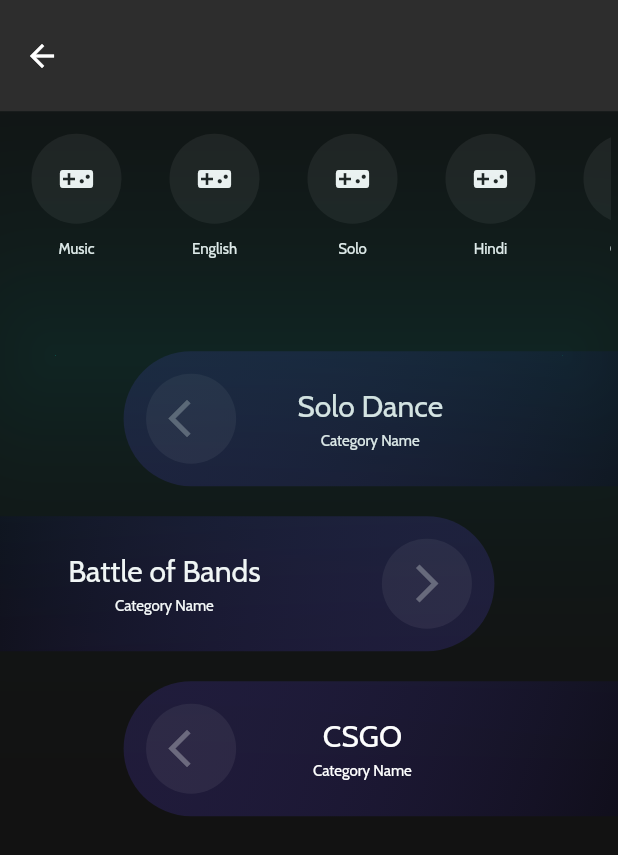
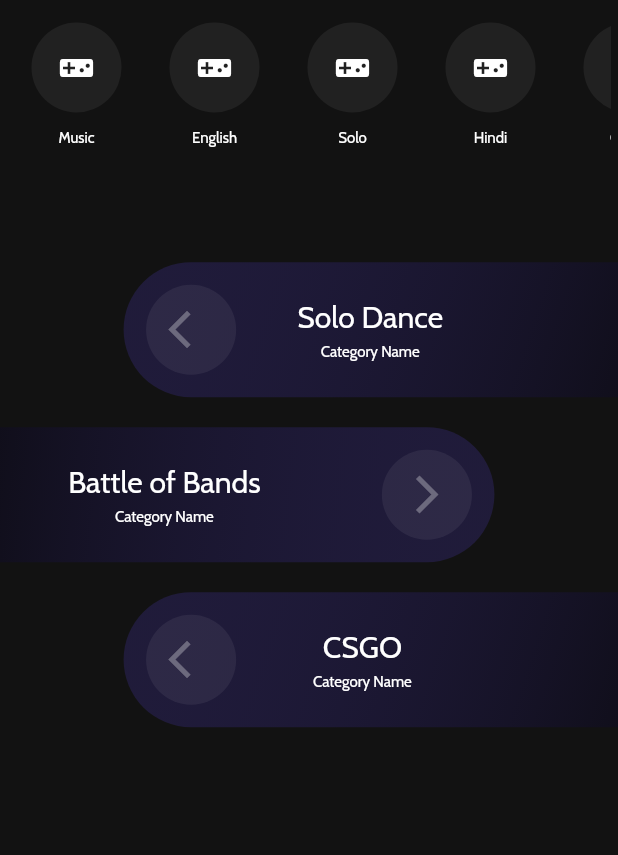
Before and after one commit to sonalika2001/Events-Page, a Flutter app: the screen it shows after launch, on a phone screen of 412 x 824 dp. Shown: the top 855 px of the screen. Run offline on Flutter 3.47's test engine with Material 2 defaults, Android fonts, the phone set to English and light mode, and no system bars.

Commit message:
removed appBar

```diff
--- a/lib/events_screen.dart
+++ b/lib/events_screen.dart
@@ -9,36 +9,38 @@ class EventsScreen extends StatelessWidget {
 
   @override
   Widget build(BuildContext context) {
-    return Scaffold(
+    return SafeArea(
+      child: Scaffold(
         key: scaffoldKey,
         backgroundColor: kDarkThemeBackground,
         body: EventsList(scaffoldKey),
-      appBar: AppBar(
-        automaticallyImplyLeading: false,
-        elevation: 100,
-        shadowColor: kShadowColor,
-        toolbarHeight: 0.09 * MediaQuery.of(context).size.height,
-        backgroundColor: kDarkThemeContrast1,
-        leading: Padding(
-          padding: const EdgeInsets.symmetric(horizontal: 15.0),
-          child: GestureDetector(
-            child: Icon(
-              Icons.arrow_back,
-              color: kTextColor,
-            ),
-            onTap: () {
-              //Navigator.pop(context);
-            },
-          ),
-        ),
-        actions: [
-          Container(),
-        ],
-      ),
+        // appBar: AppBar(
+        //   automaticallyImplyLeading: false,
+        //   // elevation: 100,
+        //   // shadowColor: kShadowColor,
+        //   toolbarHeight: 0.07 * MediaQuery.of(context).size.height,
+        //   backgroundColor: kDarkThemeContrast1,
+        //   leading: Padding(
+        //     padding: const EdgeInsets.symmetric(horizontal: 15.0),
+        //     child: GestureDetector(
+        //       child: Icon(
+        //         Icons.arrow_back,
+        //         color: Colors.white,
+        //       ),
+        //       onTap: () {
+        //         //Navigator.pop(context);
+        //       },
+        //     ),
+        //   ),
+        //   actions: [
+        //     Container(),
+        //   ],
+        // ),
         drawer: EventDrawer(),
         drawerEnableOpenDragGesture: false,
         endDrawer: EventDrawer(),
         endDrawerEnableOpenDragGesture: false,
+      ),
     );
   }
 }
```
Lines whose indentation alone changed are shown as unchanged.
